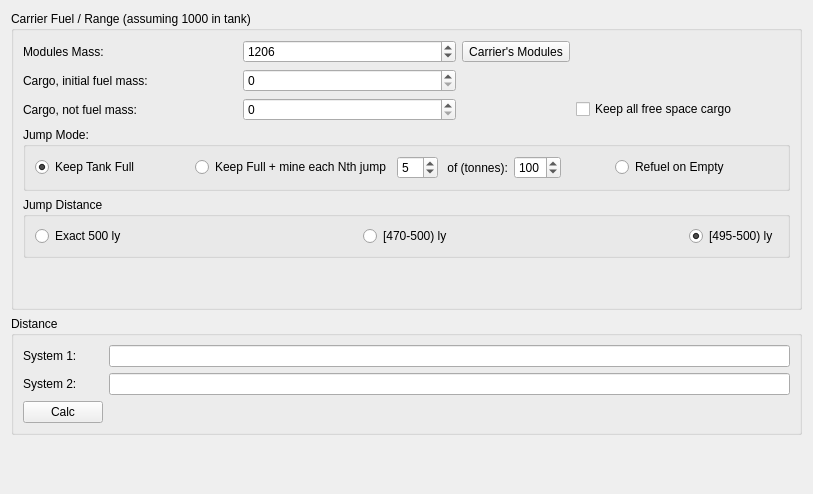
Above: widgets/calcstab.ui from alexzk1/ed_highway before the change. Below: the same form after it.
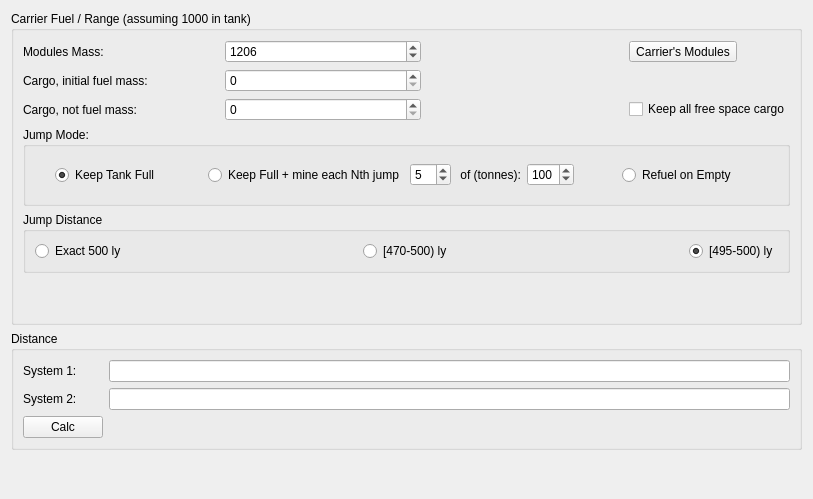
That is the form after the change. Icons and pictures are not drawn.

Commit message: made carrier's module dialog to save checked modules during the session

```diff
--- a/widgets/calcstab.ui
+++ b/widgets/calcstab.ui
@@ -7,7 +7,7 @@
     <x>0</x>
     <y>0</y>
     <width>813</width>
-    <height>494</height>
+    <height>499</height>
    </rect>
   </property>
   <property name="windowTitle">
@@ -56,6 +56,19 @@
          <string>Jump Mode:</string>
         </property>
         <layout class="QHBoxLayout" name="horizontalLayout">
+         <item>
+          <spacer name="verticalSpacer_2">
+           <property name="orientation">
+            <enum>Qt::Vertical</enum>
+           </property>
+           <property name="sizeHint" stdset="0">
+            <size>
+             <width>20</width>
+             <height>40</height>
+            </size>
+           </property>
+          </spacer>
+         </item>
          <item>
           <widget class="QRadioButton" name="rbTankFull">
            <property name="text">
@@ -277,7 +290,7 @@
         </property>
        </widget>
       </item>
-      <item row="0" column="2">
+      <item row="0" column="3">
        <widget class="QToolButton" name="btnCarMods">
         <property name="toolTip">
          <string>Opens window to select installed modules on carrier.</string>
```
The commit also changes 3 other files.
